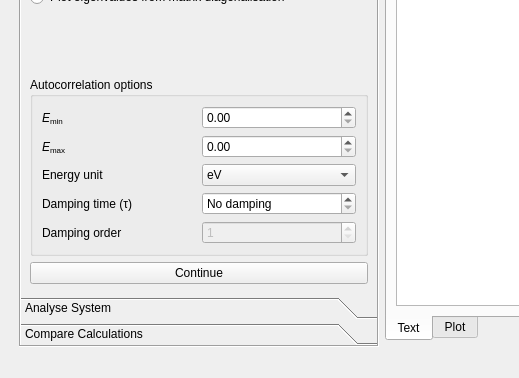
Qt form source/analyse/gui_files/gui_analysis/ui_analysis.ui (wenzhaojia2000/msc-trajectory-analysis) before a commit; both pictures show x 0 to 519 and y 222 to 600 of the 1000 by 600 pixel window.
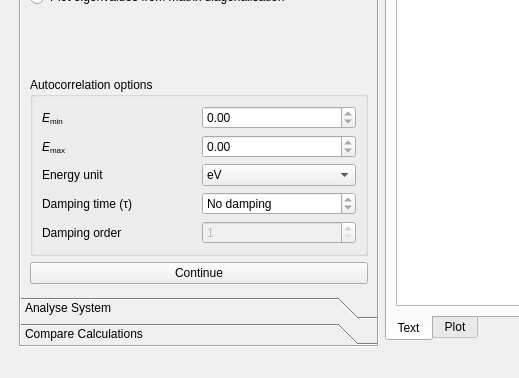
The same form after that commit. The open tabs and pages were chosen to show the change. Custom widgets are drawn as their Qt base class.

Commit message: Remove some autocorrelation option value limits

Diff of the .ui file:
```diff
--- a/source/analyse/gui_files/gui_analysis/ui_analysis.ui
+++ b/source/analyse/gui_files/gui_analysis/ui_analysis.ui
@@ -222,7 +222,15 @@
           </item>
          </layout>
         </widget>
-        <widget class="QWidget" name="analres_tab" native="true">
+        <widget class="QWidget" name="analres_tab">
+         <property name="geometry">
+          <rect>
+           <x>0</x>
+           <y>-4</y>
+           <width>335</width>
+           <height>352</height>
+          </rect>
+         </property>
          <attribute name="label">
           <string>Analyse Results</string>
          </attribute>
@@ -292,7 +300,14 @@
               </widget>
              </item>
              <item row="0" column="1">
-              <widget class="QDoubleSpinBox" name="emin_spinbox"/>
+              <widget class="QDoubleSpinBox" name="emin_spinbox">
+               <property name="minimum">
+                <double>-inf</double>
+               </property>
+               <property name="maximum">
+                <double>inf</double>
+               </property>
+              </widget>
              </item>
              <item row="1" column="0">
               <widget class="QLabel" name="emax_label">
@@ -302,7 +317,14 @@
               </widget>
              </item>
              <item row="1" column="1">
-              <widget class="QDoubleSpinBox" name="emax_spinbox"/>
+              <widget class="QDoubleSpinBox" name="emax_spinbox">
+               <property name="minimum">
+                <double>-inf</double>
+               </property>
+               <property name="maximum">
+                <double>inf</double>
+               </property>
+              </widget>
              </item>
              <item row="2" column="0">
               <widget class="QLabel" name="unit_label">
@@ -358,6 +380,9 @@
                <property name="suffix">
                 <string> fs</string>
                </property>
+               <property name="maximum">
+                <double>inf</double>
+               </property>
               </widget>
              </item>
              <item row="4" column="0">
```
Left out of the diff: 47 changed lines with no effect on the pictures.
